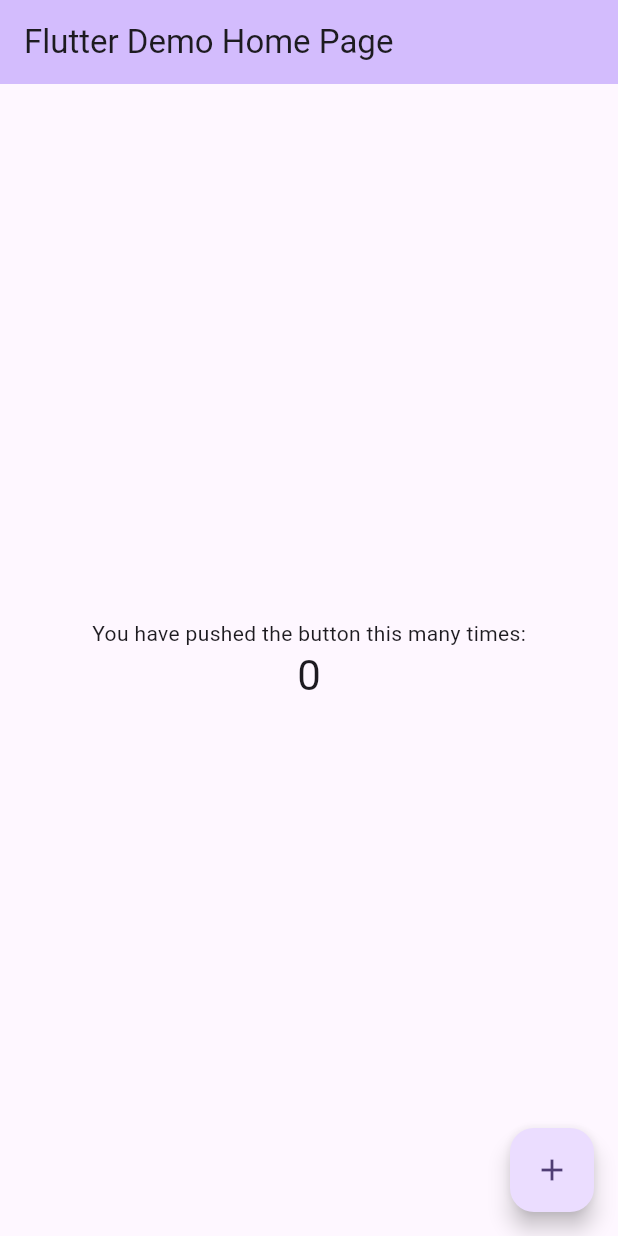
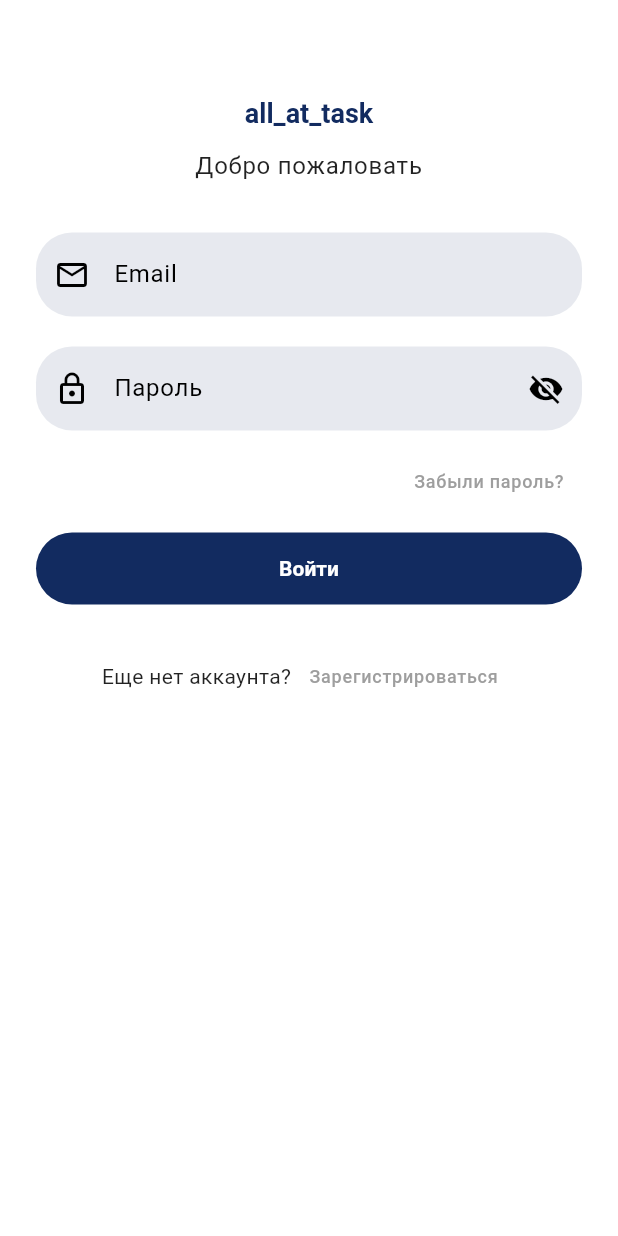
Before and after one commit to Android225/all_at_task_app, a Flutter app: the screen it shows after launch, on a phone screen of 412 x 824 dp. Run offline on Flutter 3.47's test engine with Material 3 defaults, Android fonts, the phone set to English and light mode, and no system bars.

Commit message:
Add and realise loggin_screen + add themes for app Добавили и реализовали экран логина,добавлены темы для приложения

```diff
--- a/lib/config/theme/app_theme.dart
+++ b/lib/config/theme/app_theme.dart
@@ -0,0 +1,100 @@
+import 'package:flutter/material.dart';
+
+class AppTheme {
+
+  static const primaryColor = Color(0xff122b60);
+
+  static ThemeData lightTheme = ThemeData(
+    useMaterial3: true,
+    brightness: Brightness.light,
+
+  // Colors
+  colorScheme: const ColorScheme.light(
+    primary: primaryColor,
+    secondary: Color(0xFF8E8E93),
+    surface: Colors.white,
+    onSurface: Colors.black,
+    tertiary: Color(0xFF7CBEC2),
+    onPrimary:
+      Colors.black87,
+  ),
+
+  // AppBar Th
+  appBarTheme: const AppBarTheme(
+    backgroundColor: Colors.white,
+    elevation: 0,
+    centerTitle: false,
+    titleTextStyle: TextStyle(
+      color: Colors.black,
+      fontSize: 18,
+      fontWeight: FontWeight.w600,
+    ),
+    iconTheme: IconThemeData(color: Colors.black),
+  ),
+
+
+    // Input Fields Decor
+    inputDecorationTheme: InputDecorationTheme(
+      filled: true,
+      fillColor: primaryColor.withOpacity(0.1),
+      contentPadding: const EdgeInsets.symmetric(
+        horizontal: 16,
+        vertical: 16,
+      ),
+      border: OutlineInputBorder(
+        borderRadius: BorderRadius.circular(24),
+        borderSide: BorderSide.none,
+      ),
+      enabledBorder: OutlineInputBorder(
+        borderRadius: BorderRadius.circular(24),
+        borderSide: BorderSide.none,
+      ),
+      focusedBorder: OutlineInputBorder(
+        borderRadius: BorderRadius.circular(24),
+        borderSide: const BorderSide(color: primaryColor),
+      ),
+      hintStyle: TextStyle(
+        color: Colors.grey[600],
+        fontSize: 14,
+      ),
+    ),
+
+    // Button Theme
+    elevatedButtonTheme: ElevatedButtonThemeData(
+      style: ElevatedButton.styleFrom(
+        backgroundColor: primaryColor,
+        foregroundColor: Colors.black87,
+        elevation: 0,
+        padding: const EdgeInsets.symmetric(vertical: 16),
+        shape: RoundedRectangleBorder(
+          borderRadius: BorderRadius.circular(24),
+        ),
+        textStyle: const TextStyle(
+          fontSize: 16,
+          fontWeight: FontWeight.w600,
+        ),
+      ),
+    ),
+
+// Text Themes
+    textTheme: const TextTheme(
+      titleLarge: TextStyle(
+        fontSize: 18,
+        fontWeight: FontWeight.w600,
+        color: Colors.black,
+      ),
+      bodyLarge: TextStyle(
+        fontSize: 16,
+        color: Colors.black87,
+      ),
+      bodyMedium: TextStyle(
+        fontSize: 14,
+        color: Colors.black87,
+      ),
+      labelMedium: TextStyle(
+        fontSize: 12,
+        color: Colors.grey,
+      ),
+    ),
+  );
+}
--- a/lib/main.dart
+++ b/lib/main.dart
@@ -1,4 +1,7 @@
+import 'package:all_at_task/config/theme/app_theme.dart';
 import 'package:flutter/material.dart';
+
+import 'presentation/screens/auth/login_screen.dart';
 
 void main() {
   runApp(const MyApp());
@@ -7,119 +10,12 @@
 class MyApp extends StatelessWidget {
   const MyApp({super.key});
 
-  // This widget is the root of your application.
   @override
   Widget build(BuildContext context) {
     return MaterialApp(
-      title: 'Flutter Demo',
-      theme: ThemeData(
-        // This is the theme of your application.
-        //
-        // TRY THIS: Try running your application with "flutter run". You'll see
-        // the application has a purple toolbar. Then, without quitting the app,
-        // try changing the seedColor in the colorScheme below to Colors.green
-        // and then invoke "hot reload" (save your changes or press the "hot
-        // reload" button in a Flutter-supported IDE, or press "r" if you used
-        // the command line to start the app).
-        //
-        // Notice that the counter didn't reset back to zero; the application
-        // state is not lost during the reload. To reset the state, use hot
-        // restart instead.
-        //
-        // This works for code too, not just values: Most code changes can be
-        // tested with just a hot reload.
-        colorScheme: ColorScheme.fromSeed(seedColor: Colors.deepPurple),
-        useMaterial3: true,
-      ),
-      home: const MyHomePage(title: 'Flutter Demo Home Page'),
-    );
+      title: 'AllAtTask App',
+      debugShowCheckedModeBanner: false,
+      theme: AppTheme.lightTheme,
+      home: const LoginScreen());
   }
 }
-
-class MyHomePage extends StatefulWidget {
-  const MyHomePage({super.key, required this.title});
-
-  // This widget is the home page of your application. It is stateful, meaning
-  // that it has a State object (defined below) that contains fields that affect
-  // how it looks.
-
-  // This class is the configuration for the state. It holds the values (in this
-  // case the title) provided by the parent (in this case the App widget) and
-  // used by the build method of the State. Fields in a Widget subclass are
-  // always marked "final".
-
-  final String title;
-
-  @override
-  State<MyHomePage> createState() => _MyHomePageState();
-}
-
-class _MyHomePageState extends State<MyHomePage> {
-  int _counter = 0;
-
-  void _incrementCounter() {
-    setState(() {
-      // This call to setState tells the Flutter framework that something has
-      // changed in this State, which causes it to rerun the build method below
-      // so that the display can reflect the updated values. If we changed
-      // _counter without calling setState(), then the build method would not be
-      // called again, and so nothing would appear to happen.
-      _counter++;
-    });
-  }
-
-  @override
-  Widget build(BuildContext context) {
-    // This method is rerun every time setState is called, for instance as done
-    // by the _incrementCounter method above.
-    //
-    // The Flutter framework has been optimized to make rerunning build methods
-    // fast, so that you can just rebuild anything that needs updating rather
-    // than having to individually change instances of widgets.
-    return Scaffold(
-      appBar: AppBar(
-        // TRY THIS: Try changing the color here to a specific color (to
-        // Colors.amber, perhaps?) and trigger a hot reload to see the AppBar
-        // change color while the other colors stay the same.
-        backgroundColor: Theme.of(context).colorScheme.inversePrimary,
-        // Here we take the value from the MyHomePage object that was created by
-        // the App.build method, and use it to set our appbar title.
-        title: Text(widget.title),
-      ),
-      body: Center(
-        // Center is a layout widget. It takes a single child and positions it
-        // in the middle of the parent.
-        child: Column(
-          // Column is also a layout widget. It takes a list of children and
-          // arranges them vertically. By default, it sizes itself to fit its
-          // children horizontally, and tries to be as tall as its parent.
-          //
-          // Column has various properties to control how it sizes itself and
-          // how it positions its children. Here we use mainAxisAlignment to
-          // center the children vertically; the main axis here is the vertical
-          // axis because Columns are vertical (the cross axis would be
-          // horizontal).
-          //
-          // TRY THIS: Invoke "debug painting" (choose the "Toggle Debug Paint"
-          // action in the IDE, or press "p" in the console), to see the
-          // wireframe for each widget.
-          mainAxisAlignment: MainAxisAlignment.center,
-          children: <Widget>[
-            const Text(
-              'You have pushed the button this many times:',
-            ),
-            Text(
-              '$_counter',
-              style: Theme.of(context).textTheme.headlineMedium,
-            ),
-          ],
-        ),
-      ),
-      floatingActionButton: FloatingActionButton(
-        onPressed: _incrementCounter,
-        tooltip: 'Increment',
-        child: const Icon(Icons.add),
-      ), // This trailing comma makes auto-formatting nicer for build methods.
-    );
-  }
-}
--- /dev/null
+++ b/lib/presentation/screens/auth/login_screen.dart
@@ -0,0 +1,136 @@
+import 'package:flutter/material.dart';
+import 'package:all_at_task/config/theme/app_theme.dart';
+
+class LoginScreen extends StatefulWidget {
+  const LoginScreen({super.key});
+
+  @override
+  State<LoginScreen> createState() => _LoginScreenState();
+}
+ //проверочки *заменить при допиливании входа*
+class _LoginScreenState extends State<LoginScreen> {
+  final TextEditingController _emailController = TextEditingController();
+  final TextEditingController _passwordController = TextEditingController();
+  bool _obscurePassword = true;
+
+  void _login() {
+    final email = _emailController.text;
+    final password = _passwordController.text;
+    print('Email: $email, Password: $password');
+  }
+
+  @override
+  Widget build(BuildContext context) {
+    final theme = Theme.of(context);
+
+    return Scaffold(
+      body: SafeArea(
+        child: SingleChildScrollView(
+          padding: const EdgeInsets.symmetric(horizontal: 24.0, vertical: 32.0),
+          child: Column(
+            crossAxisAlignment: CrossAxisAlignment.stretch,
+            children: [
+              const SizedBox(height: 32),
+              // text in top (name app)
+              Text(
+                'all_at_task',
+                textAlign: TextAlign.center,
+                style: theme.textTheme.titleLarge?.copyWith(
+                  color: AppTheme.primaryColor,
+                ),
+              ),
+              const SizedBox(height: 12),
+              // text in top
+              Text(
+                'Добро пожаловать',
+                textAlign: TextAlign.center,
+                style: theme.textTheme.bodyLarge,
+              ),
+              const SizedBox(height: 32),
+
+              // email field
+              TextField(
+                controller: _emailController,
+                keyboardType: TextInputType.emailAddress,
+                decoration: const InputDecoration(
+                  prefixIcon: Icon(Icons.email_outlined),
+                  labelText: 'Email',
+                ),
+              ),
+              const SizedBox(height: 20),
+
+              // password filed
+              TextField(
+                controller: _passwordController,
+                obscureText: _obscurePassword,
+                decoration: InputDecoration(
+                  prefixIcon: const Icon(Icons.lock_outline),
+                  labelText: 'Пароль',
+                  suffixIcon: IconButton(
+                    icon: Icon(
+                      _obscurePassword ? Icons.visibility_off : Icons.visibility,
+                    ),
+                    onPressed: () {
+                      setState(() {
+                        _obscurePassword = !_obscurePassword;
+                      });
+                    },
+                  ),
+                ),
+              ),
+              const SizedBox(height: 10),
+
+              // Forgot password
+              Align(
+                alignment: Alignment.centerRight,
+                child: TextButton(
+                  onPressed: () {
+                    // TODO: сделать переход на восстановление пароля
+                  },
+                  child: Text(
+                    'Забыли пароль?',
+                    style: theme.textTheme.labelMedium,
+                  ),
+                ),
+              ),
+
+              const SizedBox(height: 10),
+
+              // Login button
+              ElevatedButton(
+                // TODO: сделать вход
+                onPressed: _login,
+                child: const Text(
+                  'Войти',
+                  style: TextStyle(fontSize: 14, color: Colors.white),
+                ),
+              ),
+
+              const SizedBox(height: 24),
+
+              // Register
+              Row(
+                mainAxisAlignment: MainAxisAlignment.center,
+                children: [
+                  Text(
+                    'Еще нет аккаунта?',
+                    style: theme.textTheme.bodyMedium,
+                  ),
+                  TextButton(
+                    onPressed: () {
+                      // TODO: сделать перехд на регистрацию
+                    },
+                    child: Text(
+                      'Зарегистрироваться',
+                      style: theme.textTheme.labelMedium,
+                    ),
+                  ),
+                ],
+              ),
+            ],
+          ),
+        ),
+      ),
+    );
+  }
+}
```
